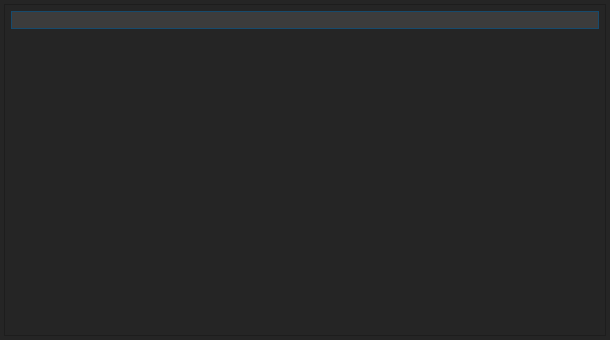
Qt form cmd.ui (Mistyazur/ExCapsLock) before a commit.
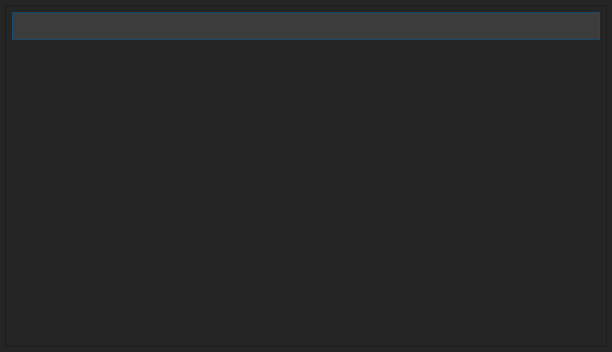
The same form after that commit.

```diff
--- a/cmd.ui
+++ b/cmd.ui
@@ -6,8 +6,8 @@
    <rect>
     <x>0</x>
     <y>0</y>
-    <width>610</width>
-    <height>340</height>
+    <width>612</width>
+    <height>352</height>
    </rect>
   </property>
   <property name="sizePolicy">
@@ -37,15 +37,25 @@
 }
 
 QLineEdit {
-	color: #ababab;
+	color: #bdbdbd;
 	background-color: #3c3c3c;
-	margin: 6px 6px 6px 6px;
 	border: 1px solid #174a6c;
+	margin: 6px 6px 6px 6px;
 }
 
 QListView {
-	color: #ababab;
+	color: #bdbdbd;
 	border: 0 transparent;
+	margin: 6px 6px 6px 6px;
+}
+
+QListView::item:selected:!active {
+	color: #bdbdbd;
+    background: #073655;
+}
+
+QListView::item:hover {
+    background: #2a2d2e;
 }
 
 QScrollBar:vertical {
@@ -54,7 +64,7 @@
 }
 
 QScrollBar::handle:vertical {
-    background: #464646;
+	background: rgba(70, 70, 70, 200);
     min-height: 30px;
 }
 
@@ -81,16 +91,16 @@
     <number>0</number>
    </property>
    <property name="leftMargin">
-    <number>4</number>
+    <number>5</number>
    </property>
    <property name="topMargin">
-    <number>4</number>
+    <number>5</number>
    </property>
    <property name="rightMargin">
-    <number>4</number>
+    <number>5</number>
    </property>
    <property name="bottomMargin">
-    <number>4</number>
+    <number>5</number>
    </property>
    <item>
     <widget class="QFrame" name="frame">
@@ -127,7 +137,7 @@
         <property name="minimumSize">
          <size>
           <width>600</width>
-          <height>30</height>
+          <height>40</height>
          </size>
         </property>
         <property name="font">
```
